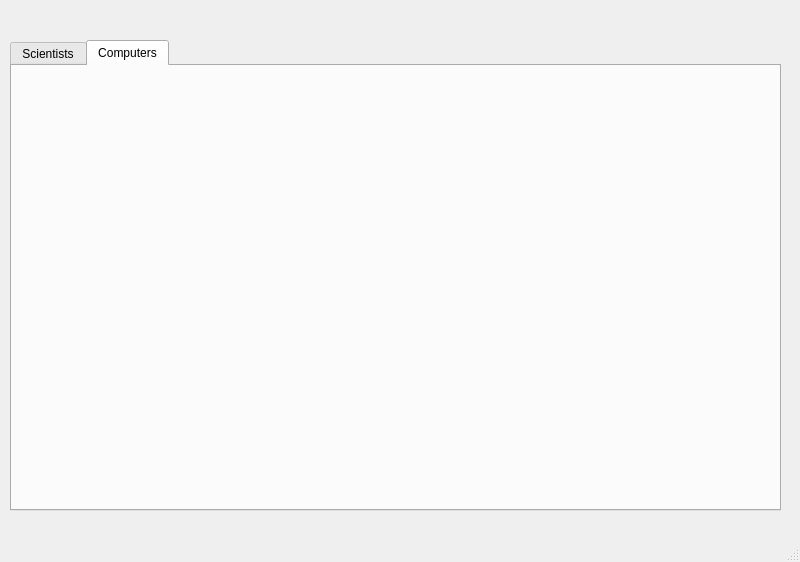
Above: verklegt_vika_3/verklegt_GUI/UI/mainwindow.ui from vilhjalmur12/verklegt_1 before the change. Below: the same form after it.
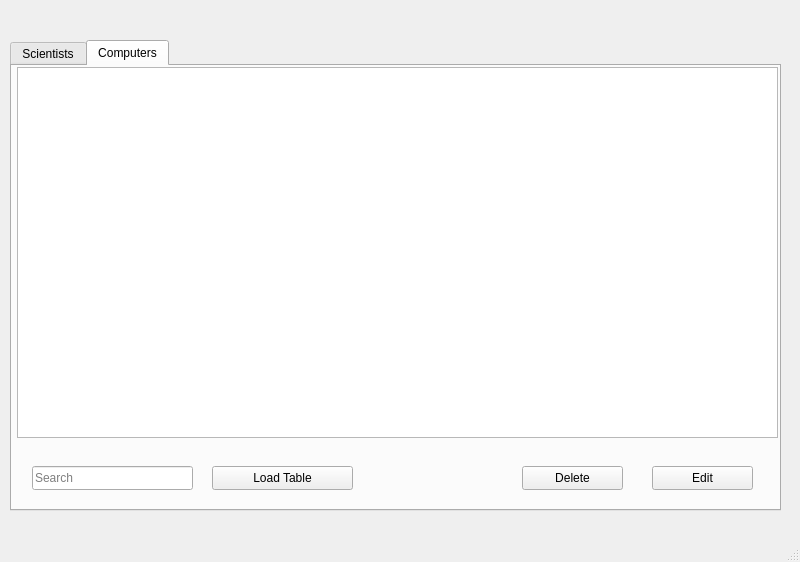
That is the form after the change. The open tabs and pages were chosen to show the change.

What changed in the file:
```diff
--- a/verklegt_vika_3/verklegt_GUI/UI/mainwindow.ui
+++ b/verklegt_vika_3/verklegt_GUI/UI/mainwindow.ui
@@ -84,6 +84,68 @@
      <attribute name="title">
       <string>Computers</string>
      </attribute>
+     <widget class="QTableView" name="tableView_computers">
+      <property name="geometry">
+       <rect>
+        <x>5</x>
+        <y>1</y>
+        <width>761</width>
+        <height>371</height>
+       </rect>
+      </property>
+     </widget>
+     <widget class="QPushButton" name="pushButton_loadComputer">
+      <property name="geometry">
+       <rect>
+        <x>200</x>
+        <y>400</y>
+        <width>141</width>
+        <height>24</height>
+       </rect>
+      </property>
+      <property name="text">
+       <string>Load Table</string>
+      </property>
+     </widget>
+     <widget class="QPushButton" name="pushButton_2">
+      <property name="geometry">
+       <rect>
+        <x>510</x>
+        <y>400</y>
+        <width>101</width>
+        <height>24</height>
+       </rect>
+      </property>
+      <property name="text">
+       <string>Delete</string>
+      </property>
+     </widget>
+     <widget class="QPushButton" name="pushButton_3">
+      <property name="geometry">
+       <rect>
+        <x>640</x>
+        <y>400</y>
+        <width>101</width>
+        <height>24</height>
+       </rect>
+      </property>
+      <property name="text">
+       <string>Edit</string>
+      </property>
+     </widget>
+     <widget class="QLineEdit" name="lineEdit_searchComputer">
+      <property name="geometry">
+       <rect>
+        <x>20</x>
+        <y>400</y>
+        <width>161</width>
+        <height>24</height>
+       </rect>
+      </property>
+      <property name="placeholderText">
+       <string>Search</string>
+      </property>
+     </widget>
     </widget>
    </widget>
   </widget>
```
Left out of the diff: 39 changed lines with no effect on the pictures.
